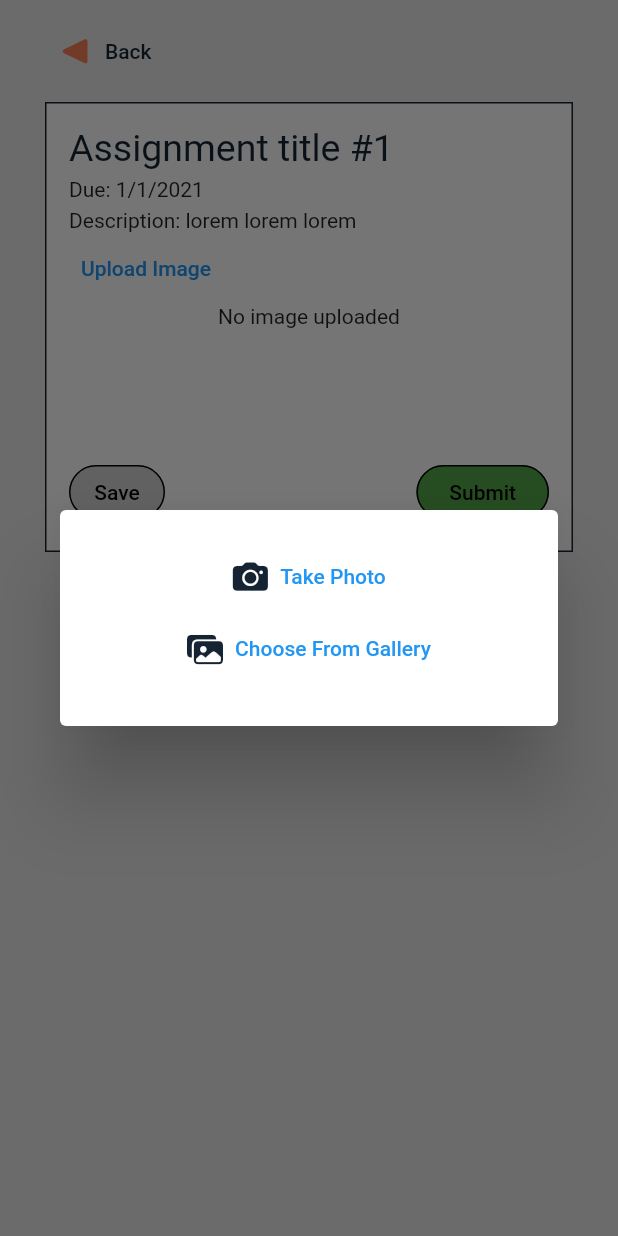
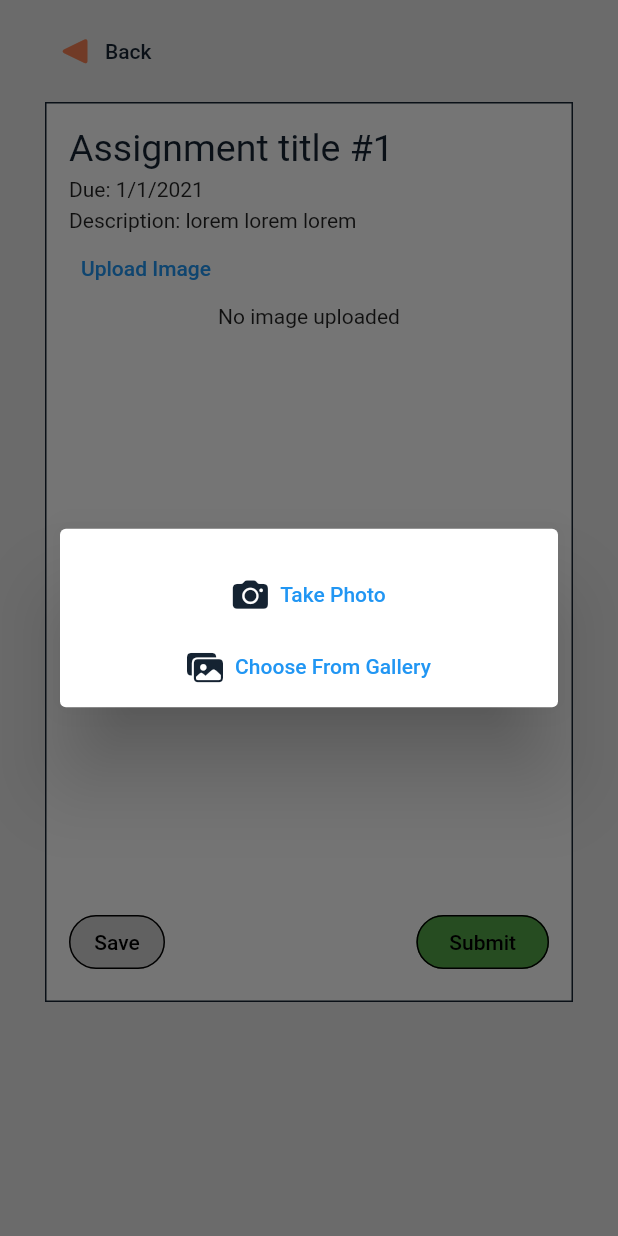
Before and after one commit to lucaszcai/kyros-mobile-app-1, a Flutter app: the HomeworkPage screen opened directly with sample values from the repository, after a tap on "Upload Image", on a phone screen of 412 x 824 dp. Run offline on Flutter 3.47's test engine with Material 2 defaults, Android fonts, the phone set to English and light mode, and no system bars; our stand-ins replace image_picker; project files that could hold a hidden picture were left out.

Commit message:
Changed sizings

```diff
--- a/lib/screens/homework_screen.dart
+++ b/lib/screens/homework_screen.dart
@@ -49,7 +49,7 @@ class _HomeworkPageState extends State<HomeworkPage> {
             Container(
               margin: const EdgeInsets.fromLTRB(30, 0, 30, 30),
               padding: const EdgeInsets.all(15),
-              height: 300,
+              height: 600,
               decoration: BoxDecoration(
                   color: Colors.white,
                   border: Border.all(
@@ -76,7 +76,7 @@ class _HomeworkPageState extends State<HomeworkPage> {
                               builder: (BuildContext context) => new AlertDialog(
                                   content: Container(
                                     width: 300,
-                                    height: 100,
+                                    height: 75,
                                     child: Column(
                                         children: [
                                           TextButton.icon(
```
